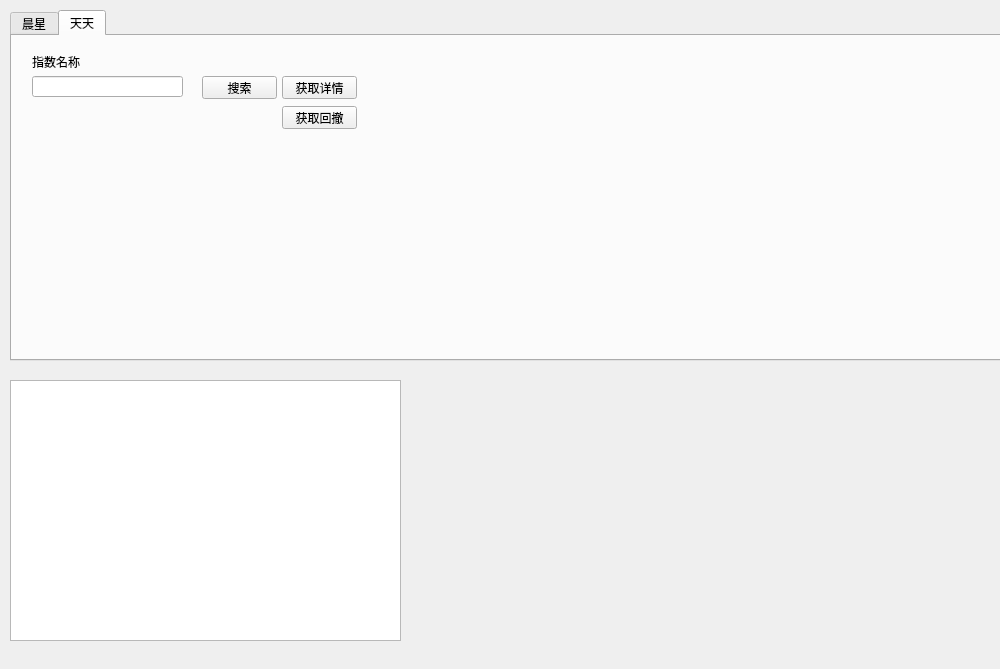
forevermemory/fund, file mainwindow/mainwindow.ui: the form before one commit.
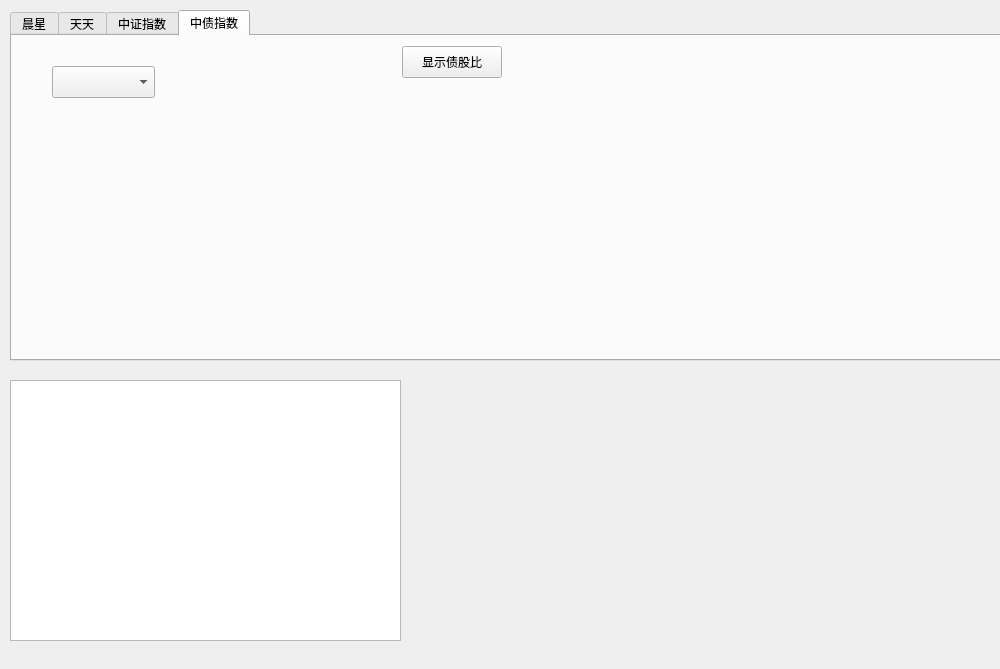
The form after the commit.

What changed in the file:
```diff
--- a/mainwindow/mainwindow.ui
+++ b/mainwindow/mainwindow.ui
@@ -34,7 +34,7 @@
      </rect>
     </property>
     <property name="currentIndex">
-     <number>1</number>
+     <number>3</number>
     </property>
     <widget class="QWidget" name="m_chenxing">
      <attribute name="title">
@@ -108,6 +108,39 @@
       </property>
      </widget>
     </widget>
+    <widget class="QWidget" name="m_zhongzheng">
+     <attribute name="title">
+      <string>中证指数</string>
+     </attribute>
+    </widget>
+    <widget class="QWidget" name="m_zhongzhai">
+     <attribute name="title">
+      <string>中债指数</string>
+     </attribute>
+     <widget class="QPushButton" name="m_info_bond_div_stock">
+      <property name="geometry">
+       <rect>
+        <x>390</x>
+        <y>10</y>
+        <width>100</width>
+        <height>32</height>
+       </rect>
+      </property>
+      <property name="text">
+       <string>显示债股比</string>
+      </property>
+     </widget>
+     <widget class="QComboBox" name="comboBox">
+      <property name="geometry">
+       <rect>
+        <x>40</x>
+        <y>30</y>
+        <width>103</width>
+        <height>32</height>
+       </rect>
+      </property>
+     </widget>
+    </widget>
    </widget>
   </widget>
   <widget class="QMenuBar" name="menubar">
```
Left out of the diff: 2 changed lines with no effect on the pictures.
